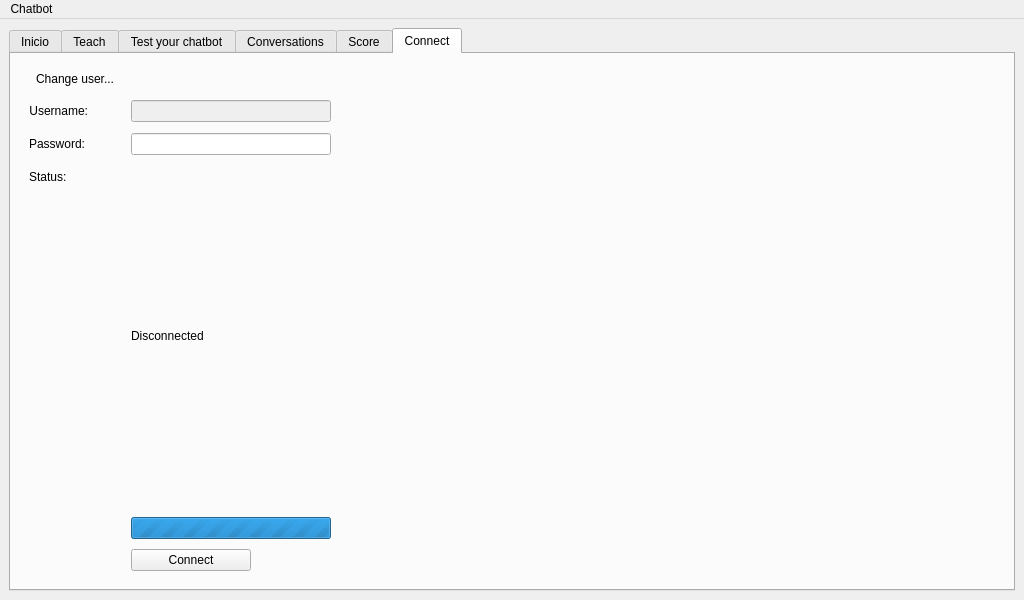
First picture: the form in src/chatbot/front-end/mainwindow.ui, repository lvklabs/chatbot, before the edit.
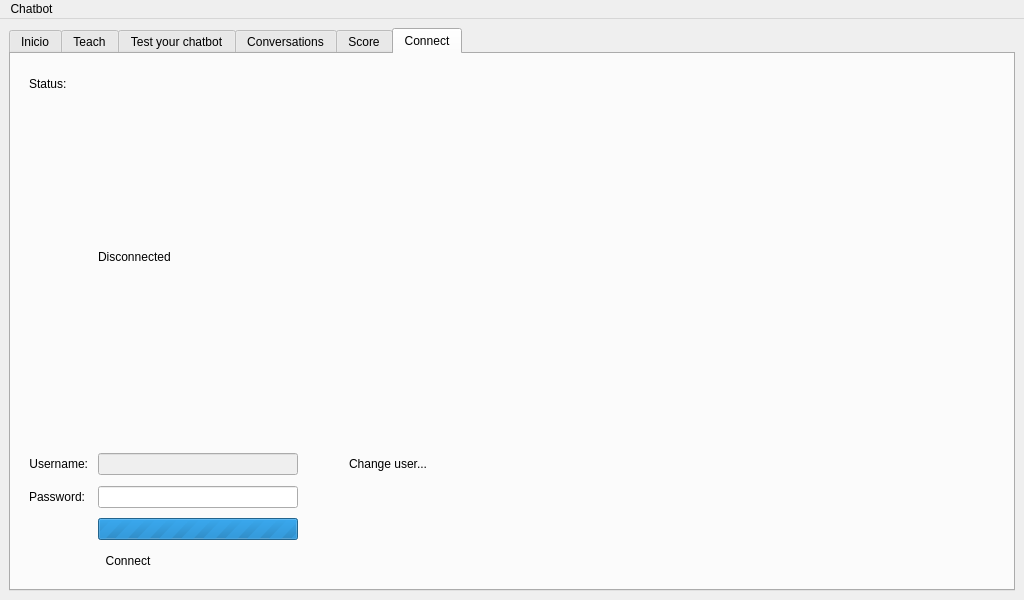
Second picture: the form after the edit. The open tabs and pages were chosen to show the change. Icons and pictures are not drawn. Custom widgets are drawn as their Qt base class.

Commit message: Added new icons for chatbot theme. Added new app icon. Changed all QPushButtons to QToolButton with autorise flag. Some changes in the connect tab.

Diff of the .ui file:
```diff
--- a/src/chatbot/front-end/mainwindow.ui
+++ b/src/chatbot/front-end/mainwindow.ui
@@ -716,6 +716,9 @@
            </property>
            <widget class="QWidget" name="connectionPage">
             <layout class="QFormLayout" name="formLayout_2">
+             <property name="fieldGrowthPolicy">
+              <enum>QFormLayout::AllNonFixedFieldsGrow</enum>
+             </property>
              <property name="horizontalSpacing">
               <number>10</number>
              </property>
@@ -723,9 +726,41 @@
               <number>10</number>
              </property>
              <property name="topMargin">
-              <number>5</number>
+              <number>9</number>
              </property>
              <item row="2" column="0">
+              <widget class="QLabel" name="statusLabel">
+               <property name="text">
+                <string>Status:</string>
+               </property>
+              </widget>
+             </item>
+             <item row="2" column="1">
+              <widget class="QLabel" name="connectionStatusLabel">
+               <property name="sizePolicy">
+                <sizepolicy hsizetype="Preferred" vsizetype="Expanding">
+                 <horstretch>0</horstretch>
+                 <verstretch>0</verstretch>
+                </sizepolicy>
+               </property>
+               <property name="minimumSize">
+                <size>
+                 <width>0</width>
+                 <height>24</height>
+                </size>
+               </property>
+               <property name="styleSheet">
+                <string notr="true"/>
+               </property>
+               <property name="text">
+                <string>Disconnected</string>
+               </property>
+               <property name="wordWrap">
+                <bool>true</bool>
+               </property>
+              </widget>
+             </item>
+             <item row="3" column="0">
               <widget class="QLabel" name="usernameLabel">
                <property name="font">
                 <font>
@@ -741,7 +776,7 @@
                </property>
               </widget>
              </item>
-             <item row="2" column="1">
+             <item row="3" column="1">
               <layout class="QHBoxLayout" name="horizontalLayout_2">
                <item>
                 <widget class="QLineEdit" name="curUsernameLabel">
@@ -781,6 +816,35 @@
                  </property>
                 </widget>
                </item>
+               <item>
+                <widget class="QToolButton" name="changeAccountButton">
+                 <property name="maximumSize">
+                  <size>
+                   <width>200</width>
+                   <height>16777215</height>
+                  </size>
+                 </property>
+                 <property name="toolTip">
+                  <string>Change user</string>
+                 </property>
+                 <property name="text">
+                  <string>Change user...</string>
+                 </property>
+                 <property name="icon">
+                  <iconset resource="../res/chatbot_theme.qrc">
+                   <normaloff>:/icons/change_account.png</normaloff>:/icons/change_account.png</iconset>
+                 </property>
+                 <property name="iconSize">
+                  <size>
+                   <width>24</width>
+                   <height>24</height>
+                  </size>
+                 </property>
+                 <property name="autoRaise">
+                  <bool>true</bool>
+                 </property>
+                </widget>
+               </item>
                <item>
                 <spacer name="horizontalSpacer_3">
                  <property name="orientation">
@@ -796,7 +860,7 @@
                </item>
               </layout>
              </item>
-             <item row="3" column="0">
+             <item row="4" column="0">
               <widget class="QLabel" name="passwordLabel">
                <property name="sizePolicy">
                 <sizepolicy hsizetype="Expanding" vsizetype="Preferred">
@@ -812,7 +876,7 @@
                </property>
               </widget>
              </item>
-             <item row="3" column="1">
+             <item row="4" column="1">
               <widget class="QLineEdit" name="passwordText">
                <property name="maximumSize">
                 <size>
@@ -825,7 +889,7 @@
                </property>
               </widget>
              </item>
-             <item row="5" column="1">
+             <item row="7" column="1">
               <widget class="QProgressBar" name="connectionProgressBar">
                <property name="maximumSize">
                 <size>
@@ -841,14 +905,8 @@
                </property>
               </widget>
              </item>
-             <item row="6" column="1">
-              <widget class="QPushButton" name="connectButton">
-               <property name="maximumSize">
-                <size>
-                 <width>120</width>
-                 <height>16777215</height>
-                </size>
-               </property>
+             <item row="8" column="1">
+              <widget class="QToolButton" name="connectButton">
                <property name="text">
                 <string>Connect</string>
                </property>
@@ -862,69 +920,14 @@
                  <height>24</height>
                 </size>
                </property>
-              </widget>
-             </item>
-             <item row="0" column="0">
-              <widget class="QToolButton" name="changeAccountButton">
-               <property name="maximumSize">
-                <size>
-                 <width>200</width>
-                 <height>16777215</height>
-                </size>
-               </property>
-               <property name="toolTip">
-                <string>Change user</string>
-               </property>
-               <property name="text">
-                <string>Change user...</string>
-               </property>
-               <property name="icon">
-                <iconset resource="../res/chatbot_theme.qrc">
-                 <normaloff>:/icons/change_account.png</normaloff>:/icons/change_account.png</iconset>
-               </property>
-               <property name="iconSize">
-                <size>
-                 <width>24</width>
-                 <height>24</height>
-                </size>
+               <property name="toolButtonStyle">
+                <enum>Qt::ToolButtonTextBesideIcon</enum>
                </property>
                <property name="autoRaise">
                 <bool>true</bool>
                </property>
               </widget>
              </item>
-             <item row="4" column="0">
-              <widget class="QLabel" name="statusLabel">
-               <property name="text">
-                <string>Status:</string>
-               </property>
-              </widget>
-             </item>
-             <item row="4" column="1">
-              <widget class="QLabel" name="connectionStatusLabel">
-               <property name="sizePolicy">
-                <sizepolicy hsizetype="Preferred" vsizetype="Expanding">
-                 <horstretch>0</horstretch>
-                 <verstretch>0</verstretch>
-                </sizepolicy>
-               </property>
-               <property name="minimumSize">
-                <size>
-                 <width>0</width>
-                 <height>24</height>
-                </size>
-               </property>
-               <property name="styleSheet">
-                <string notr="true"/>
-               </property>
-               <property name="text">
-                <string>Disconnected</string>
-               </property>
-               <property name="wordWrap">
-                <bool>true</bool>
-               </property>
-              </widget>
-             </item>
             </layout>
            </widget>
            <widget class="QWidget" name="chatConnectedPage">
```
Left out of the diff: 75 changed lines with no effect on the pictures. The commit also changes 25 other files.
